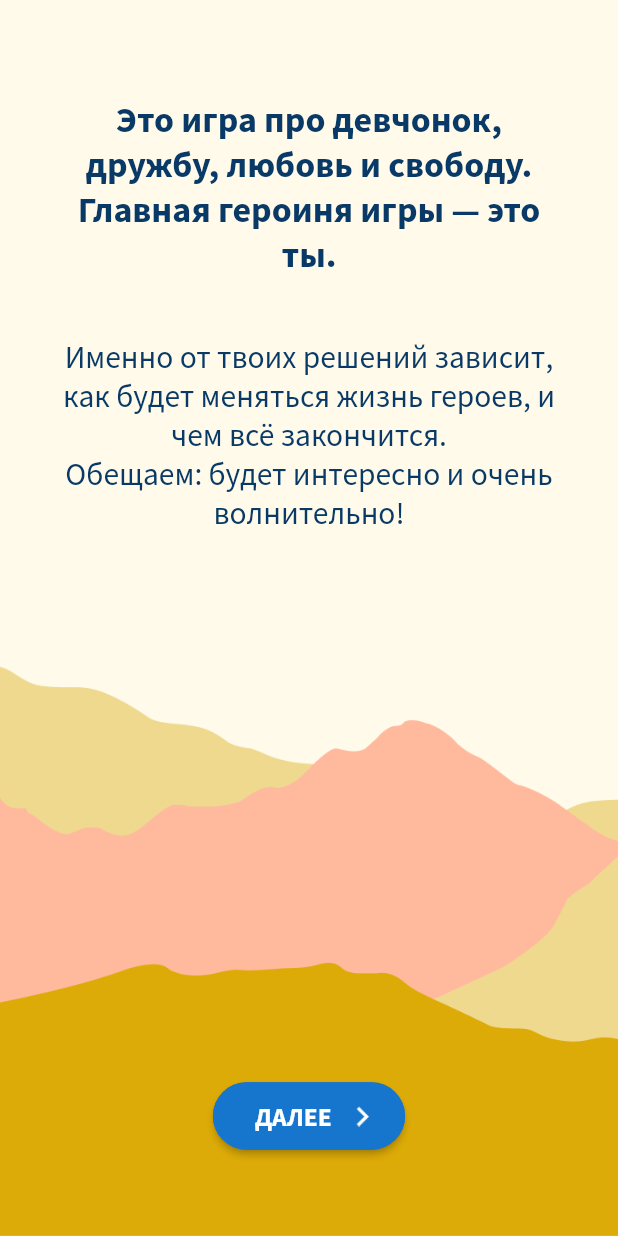
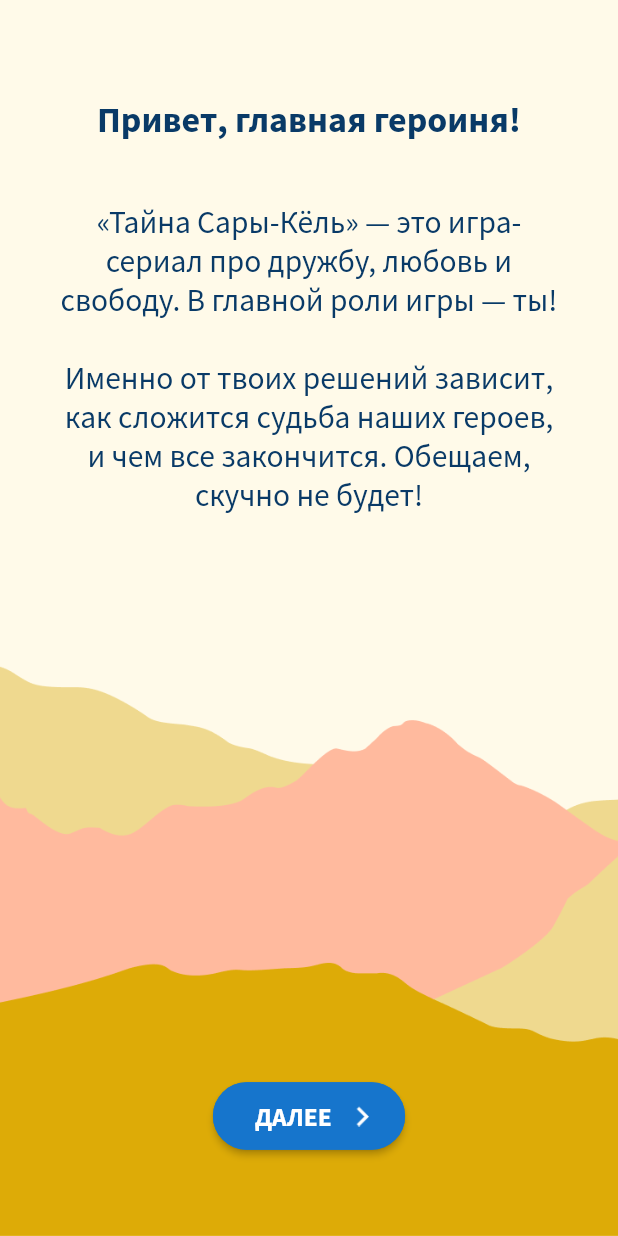
Before and after one commit to Springinbishkek/swallow, a Flutter app: the OnboardingPage screen opened directly, swiped to page 2, on a phone screen of 412 x 824 dp. Run offline on Flutter 3.47's test engine with Material 2 defaults, Android fonts, the phone set to English and light mode, and no system bars; our stand-ins replace device_info, dio, flutter_dotenv, flutter_html, package_info, shared_preferences and 2 more; missing offline and left inert: flutter_archive; accounts and stored records are empty; statements that could not run were skipped.

Commit message:
onboarding: replace text

```diff
--- a/lib/views/screens/onboarding_page.dart
+++ b/lib/views/screens/onboarding_page.dart
@@ -10,17 +10,15 @@ import 'package:shared_preferences/shared_preferences.dart';
 import 'package:states_rebuilder/states_rebuilder.dart';
 
 const Name aboutGame = Name(
-  ru: 'Это игра про девчонок, дружбу, любовь и свободу.'
-      ' Главная героиня игры — это ты.',
-  kg: 'Бул кыздар жөнүндө оюн, анда достук, сүйүү жана эркиндик жөнүндө айтылат.'
-      ' Оюндун башкы каарманы - сенсиң!',
+  ru: 'Привет, главная героиня!',
+  kg: 'Салам, башкы каарман!',
 );
 
 const Name aboutDecisions = Name(
-  ru: 'Именно от твоих решений зависит, как будет меняться жизнь героев, и чем всё закончится.'
-      '\nОбещаем: будет интересно и очень волнительно!',
-  kg: 'Каармандардын жашоосу кандайча өзгөрүп, кандайча аяктаганы сенин чечимиңден көз каранды.'
-      ' Бул оюн кызыктуу жана абдан толкунданткан болот деп, убада беребиз!',
+  ru: '«Тайна Сары-Кёль» — это игра-сериал про дружбу, любовь и свободу. В главной роли игры — ты!'
+      '\n\nИменно от твоих решений зависит, как сложится судьба наших героев, и чем все закончится. Обещаем, скучно не будет!',
+  kg: '«Сары-Көл сыры» – бул достук, сүйүү жана эркиндик тууралуу оюн-сериал. Оюндун башкы каарманы сенсиң!'
+      '\n\nБиздин каармандардын тагдыры кандай болору жана бул окуя кандай аякташы сенин  чечимдериңден көз каранды. Бул оюнда зериккенге убакыт болбойт деп убада кылабыз!',
 );
 
 const Name askLanguage = Name(
@@ -49,8 +47,8 @@ const Name aboutSettings = Name(
 );
 
 const Name letsStart = Name(
-  ru: 'А теперь давай начнём игру!',
-  kg: 'Эми оюнду баштайлы!',
+  ru: 'Всё, теперь ты готова к приключениям!',
+  kg: 'Анда эмесе, кызыктуу окуяларга даярсыңбы!',
 );
 
 const Name nextFirstPage = Name(
```
